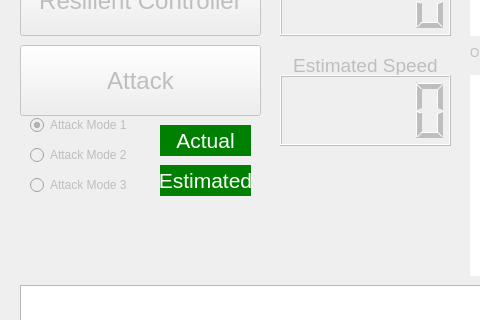
Old version of the form hacms/mainwindow.ui in the repository PRECISE/HACMSDemo; both pictures show x 0 to 480 and y 224 to 544 of the 1251 by 701 pixel window.
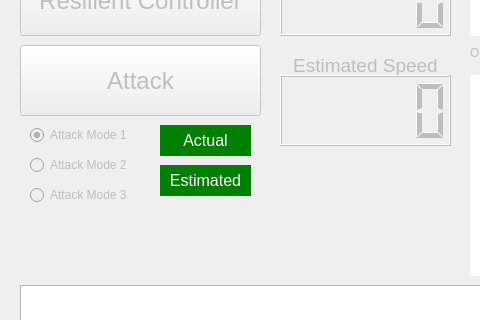
New version of the form. Icons and pictures are not drawn.

Commit message: Adjusted font size to fit when displayed on Linux.

Diff of the .ui file:
```diff
--- a/hacms/mainwindow.ui
+++ b/hacms/mainwindow.ui
@@ -114,7 +114,7 @@
     </property>
     <property name="font">
      <font>
-      <pointsize>16</pointsize>
+      <pointsize>12</pointsize>
      </font>
     </property>
     <property name="styleSheet">
@@ -141,7 +141,7 @@
     </property>
     <property name="font">
      <font>
-      <pointsize>16</pointsize>
+      <pointsize>12</pointsize>
      </font>
     </property>
     <property name="styleSheet">
@@ -430,7 +430,7 @@
     <property name="geometry">
      <rect>
       <x>30</x>
-      <y>320</y>
+      <y>330</y>
       <width>121</width>
       <height>20</height>
      </rect>
@@ -449,7 +449,7 @@
     <property name="geometry">
      <rect>
       <x>30</x>
-      <y>350</y>
+      <y>360</y>
       <width>121</width>
       <height>20</height>
      </rect>
@@ -465,7 +465,7 @@
     <property name="geometry">
      <rect>
       <x>30</x>
-      <y>380</y>
+      <y>390</y>
       <width>121</width>
       <height>20</height>
      </rect>
```
The commit also changes 1 other file.
